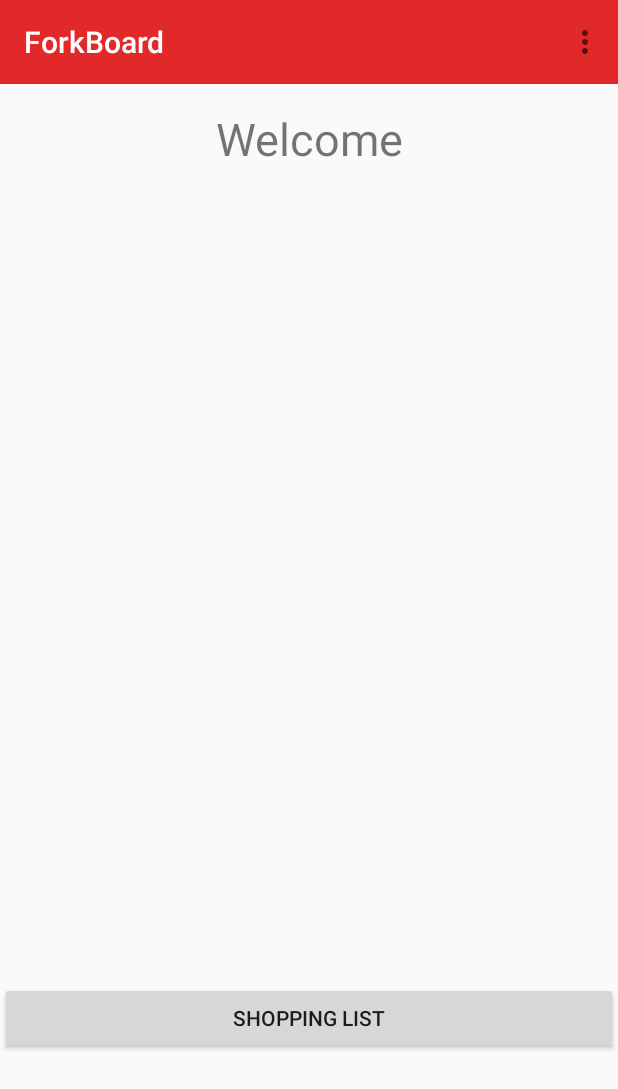
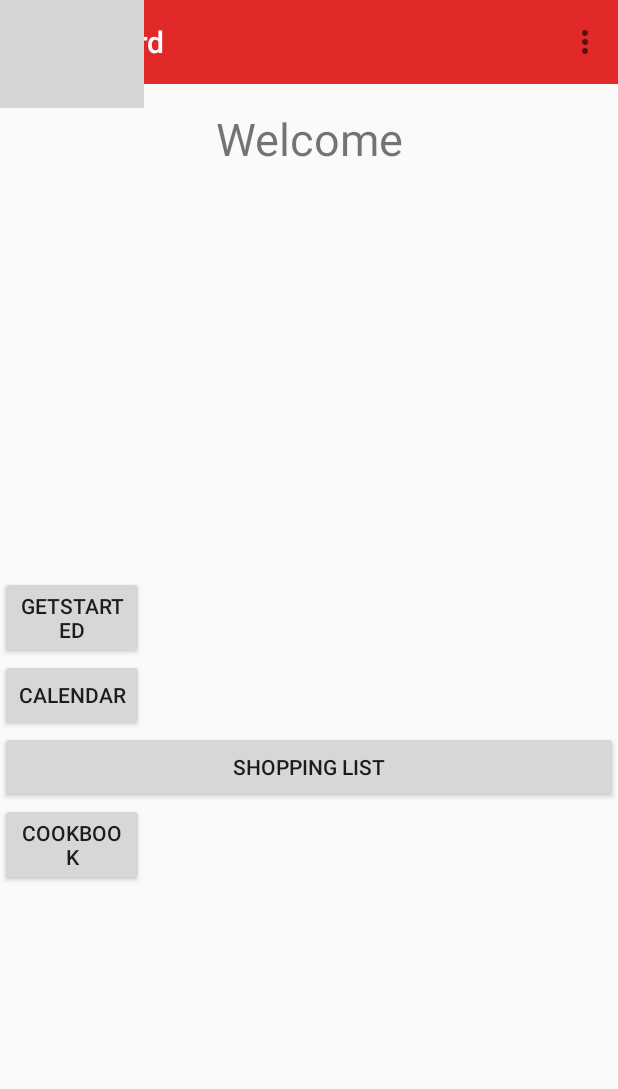
Before and after one commit to jkalldre/ForkBoard, an Android app: the screen it shows after launch (MainActivity), on a phone screen of 412 x 824 dp. Shown: the top 1089 px of the screen. Run offline under Robolectric (Android 15) with nearby library versions, the phone set to English and light mode, and no system bars; grey boxes are pictures that could not be loaded.

Commit message:
merged both UI's

```diff
--- a/app/src/main/res/layout/activity_main.xml
+++ b/app/src/main/res/layout/activity_main.xml
@@ -7,12 +7,13 @@
     android:layout_height="match_parent"
     android:layout_weight="2"
     tools:context="com.forkboard.forkboard.MainActivity"
+
     android:id="@+id/background">
 
     <include layout="@layout/my_toolbar" />
 
     // stuff janine added
-    <ImageView
+    <ImageView android:src="@drawable/fork"
         android:layout_width="wrap_content"
         android:layout_height="72dp"
         android:layout_gravity="center_horizontal"
@@ -74,6 +75,4 @@
         android:layout_alignEnd="@+id/imageView" />
 
 
-
-
 </RelativeLayout>
--- a/app/src/main/res/layout/activity_signup.xml
+++ b/app/src/main/res/layout/activity_signup.xml
@@ -11,8 +11,8 @@
         android:layout_height="wrap_content">
 
         <include layout="@layout/my_toolbar" />
-        <!--android:src="@drawable/fork" -->
-        <ImageView
+
+        <ImageView android:src="@drawable/fork"
             android:layout_width="wrap_content"
             android:layout_height="72dp"
             android:layout_marginBottom="24dp"
```
